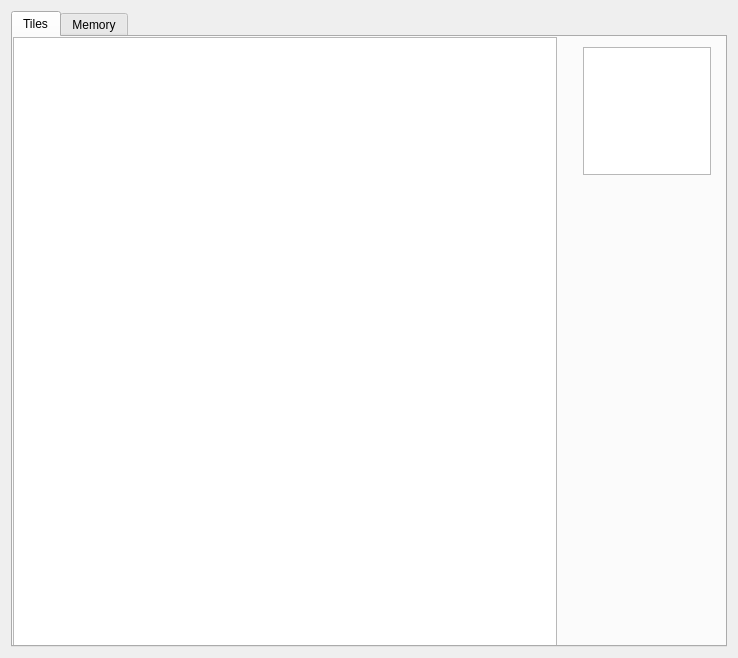
The window that src/ui/DebugWindow.ui (zlisinski/gbemu) describes before a commit, drawn with Qt 5.
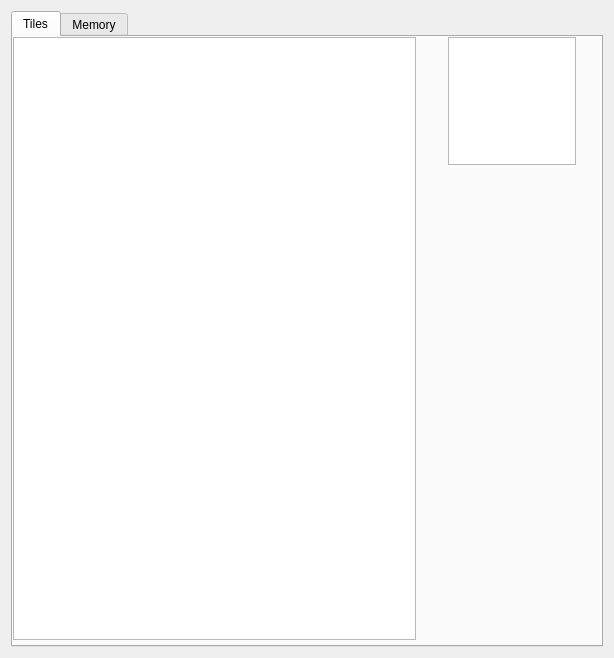
The same window after the commit. The open tabs and pages were chosen to show the change.

Commit message: Resized DebugWindow

Patch:
```diff
--- a/src/ui/DebugWindow.ui
+++ b/src/ui/DebugWindow.ui
@@ -6,7 +6,7 @@
    <rect>
     <x>0</x>
     <y>0</y>
-    <width>738</width>
+    <width>614</width>
     <height>658</height>
    </rect>
   </property>
@@ -28,16 +28,16 @@
         <rect>
          <x>0</x>
          <y>0</y>
-         <width>544</width>
-         <height>611</height>
+         <width>403</width>
+         <height>603</height>
         </rect>
        </property>
       </widget>
       <widget class="QGraphicsView" name="gvTilePreview">
        <property name="geometry">
         <rect>
-         <x>570</x>
-         <y>10</y>
+         <x>435</x>
+         <y>0</y>
          <width>128</width>
          <height>128</height>
         </rect>
```
Left out of the diff: 10 changed lines with no effect on the pictures.
